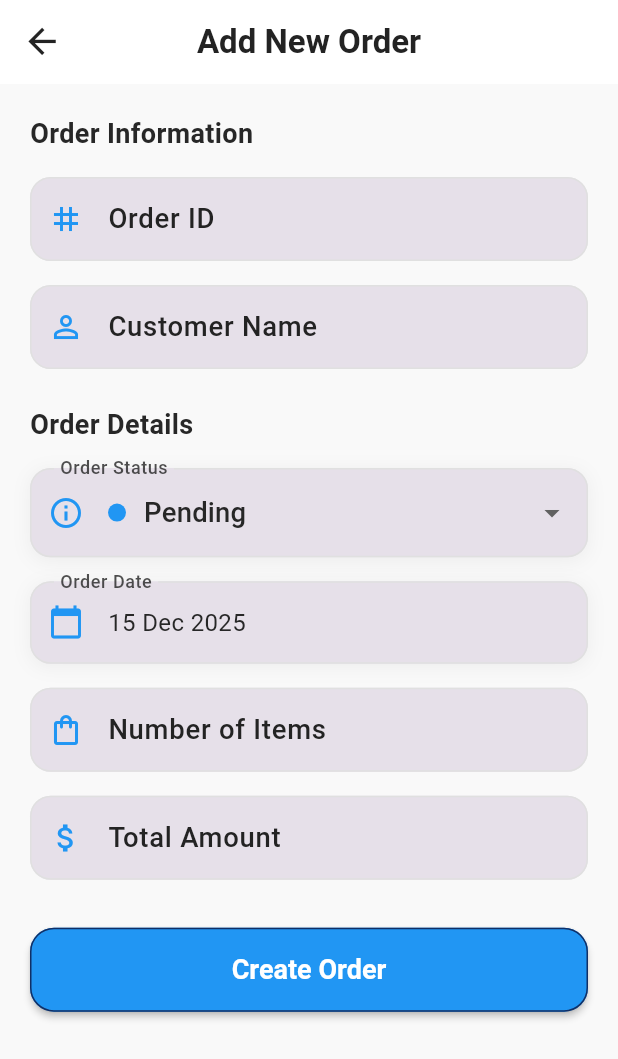
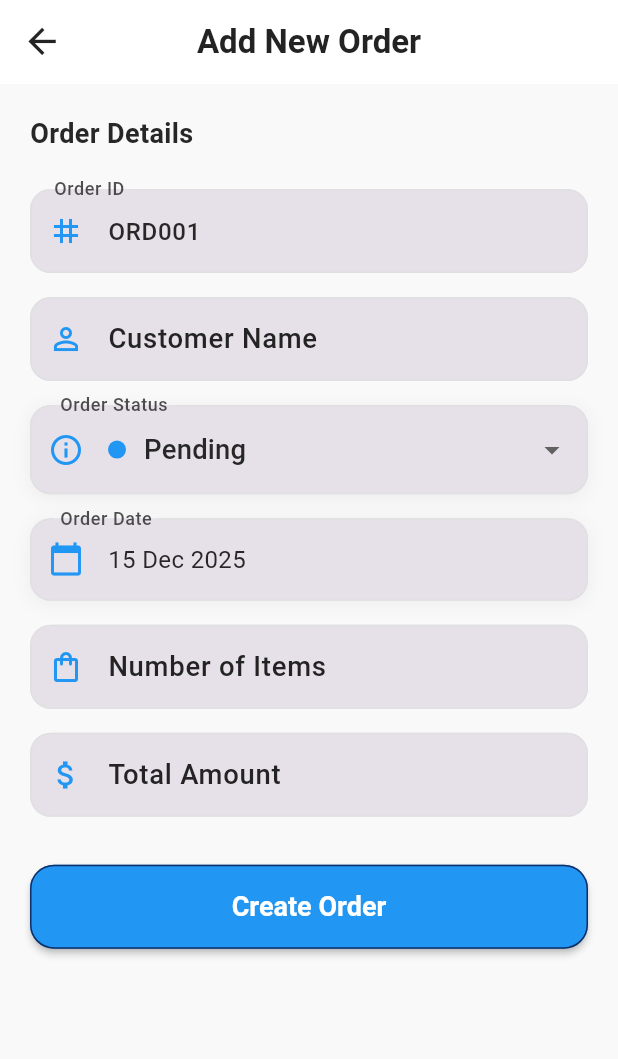
Before and after one commit to devaa11/ordermanagement, a Flutter app: the screen it shows once a user with an empty profile is signed in, after a tap on the "add circle" icon, on a phone screen of 412 x 824 dp. Shown: the top 1059 px of the screen. Run offline on Flutter 3.47's test engine with Material 3 defaults, Android fonts, the phone set to English and light mode, and no system bars; our stand-ins replace cloud_firestore, firebase_auth, firebase_core, flutter_screenutil, get, iconsax; accounts and stored records are empty; generated files the repository leaves out were written again; Roboto replaces fonts that are missing (Poppins).

Commit message:
create and read order is done with firebase

```diff
--- a/lib/data/models/orderModel.dart
+++ b/lib/data/models/orderModel.dart
@@ -1,46 +1,42 @@
-class Order {
+class OrderModel {
   final String id;
+  final String orderId;
   final String customerName;
+  final int items;
+  final double amount;
   final String status;
-  final double total;
-  final DateTime createdAt;
+  final DateTime date;
 
-  Order({
+  OrderModel({
     required this.id,
+    required this.orderId,
     required this.customerName,
+    required this.items,
+    required this.amount,
     required this.status,
-    required this.total,
-    required this.createdAt,
+    required this.date,
   });
 
-  Order copyWith({String? customerName, String? status, double? total}) {
-    return Order(
+  factory OrderModel.fromMap(Map<String, dynamic> map, String id) {
+    return OrderModel(
       id: id,
-      customerName: customerName ?? this.customerName,
-      status: status ?? this.status,
-      total: total ?? this.total,
-      createdAt: createdAt,
-    );
-  }
-
-  factory Order.fromMap(Map<String, dynamic> map, String id) {
-    return Order(
-      id: id,
-      customerName: map['customerName'] ?? '',
-      status: map['status'] ?? 'pending',
-      total: (map['total'] ?? 0).toDouble(),
-      createdAt: map['createdAt'] != null
-          ? DateTime.parse(map['createdAt'])
-          : DateTime.now(),
+      orderId: map['orderId'],
+      customerName: map['customerName'],
+      items: map['items'],
+      amount: (map['amount']).toDouble(),
+      status: map['status'],
+      date: DateTime.parse(map['date']),
     );
   }
 
   Map<String, dynamic> toMap() {
     return {
-      'customerName': customerName,
-      'status': status,
-      'total': total,
-      'createdAt': createdAt.toIso8601String(),
+      "orderId": orderId,
+      "customerName": customerName,
+      "items": items,
+      "amount": amount,
+      "status": status,
+      "date": date.toIso8601String(),
     };
   }
 }
--- a/lib/data/repositories/order_repository.dart
+++ b/lib/data/repositories/order_repository.dart
@@ -0,0 +1,24 @@
+import '../models/orderModel.dart';
+import '../services/order_service.dart';
+
+class OrderRepository {
+  final OrderService service = OrderService();
+
+  Future<List<OrderModel>> getOrders() => service.fetchOrders();
+
+  Future<OrderModel> createOrder(OrderModel order) =>
+      service.createOrder(order);
+
+  Future<void> updateOrder(String id, Map<String, dynamic> data) =>
+      service.updateOrder(id, data);
+
+  Future<void> deleteOrder(String id) => service.deleteOrder(id);
+
+  Future<String> generateOrderId() async {
+    final lastId = await service.getLastOrderId();
+    final number = int.parse(lastId.substring(3));
+    final next = number + 1;
+
+    return "ORD${next.toString().padLeft(3, '0')}";
+  }
+}
--- a/lib/data/services/order_service.dart
+++ b/lib/data/services/order_service.dart
@@ -0,0 +1,41 @@
+import 'package:cloud_firestore/cloud_firestore.dart';
+
+import '../models/orderModel.dart';
+
+class OrderService {
+  final _db = FirebaseFirestore.instance;
+  final String collection = "orders";
+
+  Future<List<OrderModel>> fetchOrders() async {
+    final snap = await _db.collection(collection).orderBy("orderId").get();
+    return snap.docs
+        .map((doc) => OrderModel.fromMap(doc.data(), doc.id))
+        .toList();
+  }
+
+  Future<OrderModel> createOrder(OrderModel order) async {
+    final ref = await _db.collection(collection).add(order.toMap());
+    final data = await ref.get();
+    return OrderModel.fromMap(data.data()!, ref.id);
+  }
+
+  Future<void> updateOrder(String id, Map<String, dynamic> data) async {
+    await _db.collection(collection).doc(id).update(data);
+  }
+
+  Future<void> deleteOrder(String id) async {
+    await _db.collection(collection).doc(id).delete();
+  }
+
+  Future<String> getLastOrderId() async {
+    final snap = await _db
+        .collection(collection)
+        .orderBy("orderId", descending: true)
+        .limit(1)
+        .get();
+
+    if (snap.docs.isEmpty) return "ORD000";
+
+    return snap.docs.first.data()["orderId"];
+  }
+}
--- a/lib/modules/Home/home_screen.dart
+++ b/lib/modules/Home/home_screen.dart
@@ -2,11 +2,18 @@ import 'package:flutter/material.dart';
 import 'package:get/get.dart';
 import 'package:get/get_core/src/get_main.dart';
 
+import '../../data/models/orderModel.dart';
 import '../../utils/routes/app_routes.dart';
+import '../orders/controllers/order_controller.dart';
 
-class HomeScreen extends StatelessWidget {
+class HomeScreen extends StatefulWidget {
   const HomeScreen({super.key});
 
+  @override
+  State<HomeScreen> createState() => _HomeScreenState();
+}
+
+class _HomeScreenState extends State<HomeScreen> {
   @override
   Widget build(BuildContext context) {
     final orders = List.generate(
@@ -20,6 +27,7 @@ class HomeScreen extends StatelessWidget {
         'items': (index % 5) + 1,
       },
     );
+    final OrdersController orderCtrl = Get.put(OrdersController());
 
     return Scaffold(
       appBar: AppBar(
@@ -42,14 +50,40 @@ class HomeScreen extends StatelessWidget {
           const SizedBox(width: 8),
         ],
       ),
-      body: ListView.builder(
-        shrinkWrap: true,
+     body: Obx(() {
+      if (orderCtrl.isLoading.value) {
+        return const Center(child: CircularProgressIndicator());
+      }
+
+      if (orderCtrl.orders.isEmpty) {
+        return const Center(
+          child: Text(
+            "No orders found",
+            style: TextStyle(fontSize: 16),
+          ),
+        );
+      }
+
+      return RefreshIndicator(
+        onRefresh: () async {
+          await orderCtrl.loadOrders();
+        },
+        child: ListView.builder(
           physics: const BouncingScrollPhysics(),
           padding: const EdgeInsets.all(16),
-        itemCount: orders.length,
+          itemCount: orderCtrl.orders.length,
           itemBuilder: (context, index) {
-          final order = orders[index];
-          final status = order['status'] as String;
+            final order = orderCtrl.orders[index];
+            return _buildOrderCard(order, context);
+          },
+        ),
+      );
+
+     }),
+    );
+  }
+  Widget _buildOrderCard(OrderModel order, BuildContext context) {
+    final status = order.status;
 
     return Container(
       margin: const EdgeInsets.only(bottom: 16),
@@ -81,9 +115,6 @@ class HomeScreen extends StatelessWidget {
                       children: [
                         Container(
                           padding: const EdgeInsets.all(10),
-                                decoration: BoxDecoration(
-                                  borderRadius: BorderRadius.circular(10),
-                                ),
                           child: const Icon(
                             Icons.receipt_long,
                             color: Colors.blue,
@@ -95,7 +126,7 @@ class HomeScreen extends StatelessWidget {
                           crossAxisAlignment: CrossAxisAlignment.start,
                           children: [
                             Text(
-                                    order['id'] as String,
+                              order.orderId,
                               style: const TextStyle(
                                 fontSize: 16,
                                 fontWeight: FontWeight.bold,
@@ -103,20 +134,16 @@ class HomeScreen extends StatelessWidget {
                             ),
                             const SizedBox(height: 4),
                             Text(
-                                    order['date'] as String,
-                                    style: TextStyle(
-                                      fontSize: 12,
-                                    ),
+                              "${order.date.day} ${_getMonth(order.date.month)} ${order.date.year}",
+                              style: const TextStyle(fontSize: 12),
                             ),
                           ],
                         ),
                       ],
                     ),
+
                     Container(
-                            padding: const EdgeInsets.symmetric(
-                              horizontal: 12,
-                              vertical: 6,
-                            ),
+                      padding: const EdgeInsets.symmetric(horizontal: 12, vertical: 6),
                       decoration: BoxDecoration(
                         color: _getStatusColor(status).withOpacity(0.1),
                         borderRadius: BorderRadius.circular(20),
@@ -132,40 +159,39 @@ class HomeScreen extends StatelessWidget {
                     ),
                   ],
                 ),
+
                 const SizedBox(height: 16),
-                      Divider(color: Colors.grey[200], height: 1),
+                Divider(color: Colors.grey[300], height: 1),
                 const SizedBox(height: 16),
+
                 Row(
                   children: [
-                          Icon(Icons.person_outline, size: 18,),
+                    const Icon(Icons.person_outline, size: 18),
                     const SizedBox(width: 8),
                     Text(
-                            order['customerName'] as String,
-                            style: TextStyle(
+                      order.customerName,
+                      style: const TextStyle(
                         fontSize: 14,
                         fontWeight: FontWeight.w500,
                       ),
                     ),
                   ],
                 ),
+
                 const SizedBox(height: 12),
+
                 Row(
                   mainAxisAlignment: MainAxisAlignment.spaceBetween,
                   children: [
                     Row(
                       children: [
-                              Icon(Icons.shopping_bag_outlined, size: 18,),
+                        const Icon(Icons.shopping_bag_outlined, size: 18),
                         const SizedBox(width: 8),
-                              Text(
-                                '${order['items']} items',
-                                style: TextStyle(
-                                  fontSize: 14,
-                                ),
-                              ),
+                        Text("${order.items} items"),
                       ],
                     ),
                     Text(
-                            '\$${order['amount']}',
+                      "₹${order.amount.toStringAsFixed(2)}",
                       style: const TextStyle(
                         fontSize: 20,
                         fontWeight: FontWeight.bold,
@@ -180,9 +206,13 @@ class HomeScreen extends StatelessWidget {
         ),
       ),
     );
-        },
-      ),
-    );
+  }
+  String _getMonth(int month) {
+    const months = [
+      'Jan','Feb','Mar','Apr','May','Jun',
+      'Jul','Aug','Sep','Oct','Nov','Dec'
+    ];
+    return months[month - 1];
   }
 
   Color _getStatusColor(String status) {
--- /dev/null
+++ b/lib/modules/orders/controllers/order_controller.dart
@@ -0,0 +1,88 @@
+import 'package:get/get.dart';
+import 'package:ordermanagement/utils/helpers/loaders.dart';
+import '../../../data/models/orderModel.dart';
+import '../../../data/repositories/order_repository.dart';
+
+class OrdersController extends GetxController {
+  final repo = OrderRepository();
+
+  var orders = <OrderModel>[].obs;
+  var isLoading = false.obs;
+  var nextOrderId = "".obs;
+  var isSaving = false.obs;
+  @override
+  void onInit() {
+    super.onInit();
+    loadOrders();
+    generateOrderId();
+  }
+
+  Future<void> loadOrders() async {
+    isLoading.value = true;
+    orders.value = await repo.getOrders();
+    isLoading.value = false;
+  }
+
+  Future<void> generateOrderId() async {
+    nextOrderId.value = await repo.generateOrderId();
+  }
+
+  Future<bool> addOrder({
+    required String customerName,
+    required int items,
+    required double amount,
+    required String status,
+    required DateTime date,
+  }) async {
+    try {
+      isSaving.value = true;
+
+      final order = OrderModel(
+        id: "",
+        orderId: nextOrderId.value,
+        customerName: customerName,
+        items: items,
+        amount: amount,
+        status: status,
+        date: date,
+      );
+
+      final newOrder = await repo.createOrder(order);
+
+      orders.add(newOrder);
+      await generateOrderId();
+
+      Loaders.successSnackBar(title: "Success",message: "Order created");
+
+      return true; // 👈 UI will know add success
+    } catch (e) {
+      Loaders.errorSnackBar(title: "Error");
+      return false;
+    } finally {
+      isSaving.value = false;
+    }
+  }
+
+  Future<void> deleteOrder(String id) async {
+    await repo.deleteOrder(id);
+    orders.removeWhere((o) => o.id == id);
+  }
+
+  Future<void> updateOrder(String id, Map<String, dynamic> data) async {
+    await repo.updateOrder(id, data);
+
+    int index = orders.indexWhere((o) => o.id == id);
+    if (index != -1) {
+      final old = orders[index];
+      orders[index] = OrderModel(
+        id: id,
+        orderId: old.orderId,
+        customerName: data["customerName"] ?? old.customerName,
+        items: data["items"] ?? old.items,
+        amount: data["amount"] ?? old.amount,
+        status: data["status"] ?? old.status,
+        date: data["date"] ?? old.date,
+      );
+    }
+  }
+}
--- a/lib/modules/orders/views/add_order_Screen.dart
+++ b/lib/modules/orders/views/add_order_Screen.dart
@@ -1,4 +1,9 @@
 import 'package:flutter/material.dart';
+import 'package:get/get.dart';
+import 'package:get/get_core/src/get_main.dart';
+import 'package:get/get_state_manager/src/rx_flutter/rx_obx_widget.dart';
+
+import '../controllers/order_controller.dart';
 
 class AddOrderScreen extends StatefulWidget {
   const AddOrderScreen({super.key});
@@ -13,6 +18,8 @@ class _AddOrderPageState extends State<AddOrderScreen> {
   final _customerNameController = TextEditingController();
   final _amountController = TextEditingController();
   final _itemsController = TextEditingController();
+  final OrdersController orderCtrl = Get.put(OrdersController());
+
 
   String _selectedStatus = 'Pending';
   DateTime _selectedDate = DateTime.now();
@@ -42,18 +49,24 @@ class _AddOrderPageState extends State<AddOrderScreen> {
     }
   }
 
-  void _saveOrder() {
+  void _saveOrder() async {
     if (_formKey.currentState!.validate()) {
-      // Save order logic here
-      ScaffoldMessenger.of(context).showSnackBar(
-        const SnackBar(
-          content: Text('Order created successfully!'),
-          backgroundColor: Colors.green,
-        ),
+      final ctrl = Get.find<OrdersController>();
+
+      final isSuccess = await ctrl.addOrder(
+        customerName: _customerNameController.text,
+        items: int.parse(_itemsController.text),
+        amount: double.parse(_amountController.text),
+        status: _selectedStatus,
+        date: _selectedDate,
       );
+
+      if (isSuccess) {
         Navigator.pop(context);
       }
     }
+  }
+
 
   @override
   Widget build(BuildContext context) {
@@ -77,20 +90,29 @@ class _AddOrderPageState extends State<AddOrderScreen> {
             child: Column(
               crossAxisAlignment: CrossAxisAlignment.start,
               children: [
-                buildSectionTitle('Order Information'),
-                const SizedBox(height: 16),
-                buildTextField(
-                  controller: _orderIdController,
-                  label: 'Order ID',
-                  hint: 'Enter order ID (e.g., ORD1001)',
-                  icon: Icons.tag,
-                  validator: (value) {
-                    if (value == null || value.isEmpty) {
-                      return 'Please enter order ID';
-                    }
-                    return null;
-                  },
+
+
+                buildSectionTitle('Order Details'),
+                const SizedBox(height: 24),
+
+                Obx(() {
+                  return TextFormField(
+                    readOnly: true,
+                    controller: TextEditingController(
+                      text: orderCtrl.nextOrderId.value,
                     ),
+                    decoration: InputDecoration(
+                      labelText: 'Order ID',
+                      prefixIcon: Icon(Icons.tag, color: Colors.blue),
+                      filled: true,
+                      border: OutlineInputBorder(
+                        borderRadius: BorderRadius.circular(12),
+                        borderSide: BorderSide.none,
+                      ),
+                    ),
+                  );
+                }),
+
                 const SizedBox(height: 16),
 
                 buildTextField(
@@ -105,9 +127,6 @@ class _AddOrderPageState extends State<AddOrderScreen> {
                     return null;
                   },
                 ),
-                const SizedBox(height: 24),
-
-                buildSectionTitle('Order Details'),
                 const SizedBox(height: 16),
 
                 buildStatusDropdown(),
@@ -152,11 +171,12 @@ class _AddOrderPageState extends State<AddOrderScreen> {
                 ),
                 const SizedBox(height: 32),
 
-                SizedBox(
+                Obx((){
+                  return SizedBox(
                     width: double.infinity,
                     height: 56,
                     child: ElevatedButton(
-                    onPressed: _saveOrder,
+                      onPressed: orderCtrl.isSaving.value ? null : _saveOrder,
                       style: ElevatedButton.styleFrom(
                         backgroundColor: Colors.blue,
                         foregroundColor: Colors.white,
@@ -165,7 +185,9 @@ class _AddOrderPageState extends State<AddOrderScreen> {
                           borderRadius: BorderRadius.circular(16),
                         ),
                       ),
-                    child: const Text(
+                      child:  orderCtrl.isSaving.value
+                          ? const CircularProgressIndicator(color: Colors.white)
+                          : Text(
                         'Create Order',
                         style: TextStyle(
                           fontSize: 18,
@@ -173,7 +195,8 @@ class _AddOrderPageState extends State<AddOrderScreen> {
                         ),
                       ),
                     ),
-                ),
+                  );
+                }),
                 const SizedBox(height: 20),
               ],
             ),
```
Lines whose indentation alone changed are shown as unchanged.
